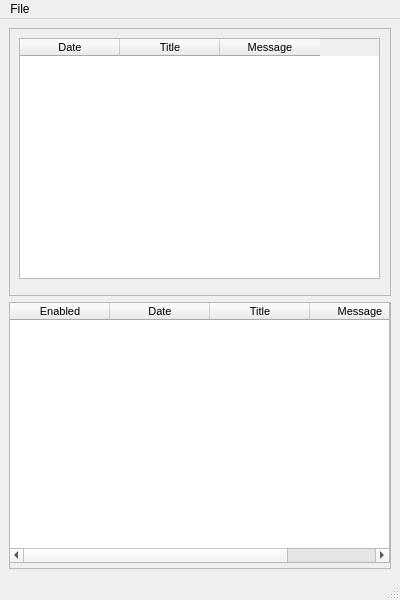
Qt form ui/FluidNexusDesktop.ui (zeitkunst/FluidNexus) before a commit.
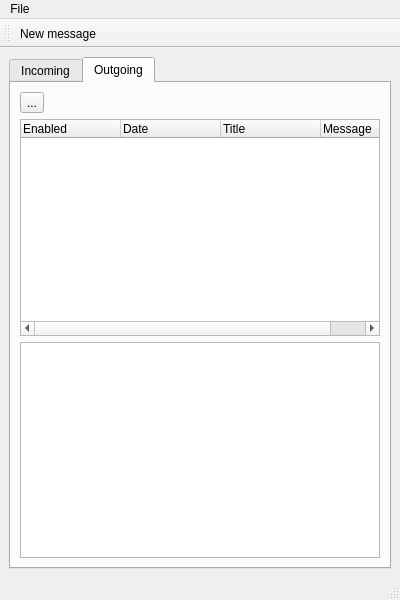
The same form after that commit. The open tabs and pages were chosen to show the change.

Commit message: -- basic working fluid nexus desktop edition!

```diff
--- a/ui/FluidNexusDesktop.ui
+++ b/ui/FluidNexusDesktop.ui
@@ -16,27 +16,28 @@
   <widget class="QWidget" name="centralwidget">
    <layout class="QVBoxLayout" name="verticalLayout_3">
     <item>
-     <widget class="QFrame" name="frame">
-      <property name="frameShape">
-       <enum>QFrame::StyledPanel</enum>
-      </property>
-      <property name="frameShadow">
-       <enum>QFrame::Raised</enum>
-      </property>
-      <widget class="QTableWidget" name="incomingTable">
-       <property name="geometry">
-        <rect>
-         <x>10</x>
-         <y>10</y>
-         <width>361</width>
-         <height>241</height>
-        </rect>
-       </property>
-       <property name="font">
-        <font>
-         <pointsize>8</pointsize>
-        </font>
-       </property>
+     <layout class="QGridLayout" name="gridLayout">
+      <item row="0" column="0">
+       <widget class="QTabWidget" name="tabWidget">
+        <property name="currentIndex">
+         <number>0</number>
+        </property>
+        <widget class="QWidget" name="incomingTab">
+         <attribute name="title">
+          <string>Incoming</string>
+         </attribute>
+         <layout class="QVBoxLayout" name="verticalLayout">
+          <item>
+           <layout class="QGridLayout" name="gridLayout_2">
+            <item row="1" column="0">
+             <widget class="QPlainTextEdit" name="incomingMessageText">
+              <property name="readOnly">
+               <bool>true</bool>
+              </property>
+             </widget>
+            </item>
+            <item row="0" column="0">
+             <widget class="QTreeWidget" name="incomingMessagesList">
        <column>
         <property name="text">
          <string>Date</string>
@@ -53,30 +54,51 @@
         </property>
        </column>
       </widget>
-     </widget>
-    </item>
+            </item>
+           </layout>
+          </item>
+         </layout>
+        </widget>
+        <widget class="QWidget" name="outgoingTab">
+         <attribute name="title">
+          <string>Outgoing</string>
+         </attribute>
+         <layout class="QVBoxLayout" name="verticalLayout_2">
+          <item>
+           <layout class="QGridLayout" name="gridLayout_3">
+            <item row="3" column="0">
+             <widget class="QPlainTextEdit" name="plainTextEdit_2">
+              <property name="readOnly">
+               <bool>true</bool>
+              </property>
+             </widget>
+            </item>
+            <item row="0" column="0">
+             <layout class="QHBoxLayout" name="horizontalLayout_3">
     <item>
-     <widget class="QFrame" name="frame_2">
-      <property name="frameShape">
-       <enum>QFrame::StyledPanel</enum>
-      </property>
-      <property name="frameShadow">
-       <enum>QFrame::Raised</enum>
-      </property>
-      <widget class="QTableWidget" name="outgoingTable">
-       <property name="geometry">
-        <rect>
-         <x>0</x>
-         <y>0</y>
-         <width>381</width>
-         <height>261</height>
-        </rect>
-       </property>
-       <property name="font">
-        <font>
-         <pointsize>8</pointsize>
-        </font>
-       </property>
+               <widget class="QToolButton" name="toolButton">
+                <property name="text">
+                 <string>...</string>
+                </property>
+               </widget>
+              </item>
+              <item>
+               <spacer name="horizontalSpacer">
+                <property name="orientation">
+                 <enum>Qt::Horizontal</enum>
+                </property>
+                <property name="sizeHint" stdset="0">
+                 <size>
+                  <width>40</width>
+                  <height>20</height>
+                 </size>
+                </property>
+               </spacer>
+              </item>
+             </layout>
+            </item>
+            <item row="1" column="0">
+             <widget class="QTreeWidget" name="outgoingMessagesList">
        <column>
         <property name="text">
          <string>Enabled</string>
@@ -98,7 +120,14 @@
         </property>
        </column>
       </widget>
-     </widget>
+            </item>
+           </layout>
+          </item>
+         </layout>
+        </widget>
+       </widget>
+      </item>
+     </layout>
     </item>
    </layout>
   </widget>
@@ -120,7 +149,19 @@
    <addaction name="menuFile"/>
   </widget>
   <widget class="QStatusBar" name="statusbar"/>
-  <action name="actionNew_message">
+  <widget class="QToolBar" name="toolBar">
+   <property name="windowTitle">
+    <string>toolBar</string>
+   </property>
+   <attribute name="toolBarArea">
+    <enum>TopToolBarArea</enum>
+   </attribute>
+   <attribute name="toolBarBreak">
+    <bool>false</bool>
+   </attribute>
+   <addaction name="actionNewMessage"/>
+  </widget>
+  <action name="actionNewMessage">
    <property name="text">
     <string>New message</string>
    </property>
```
Left out of the diff: 27 changed lines with no effect on the pictures. Lines whose indentation alone changed are shown as unchanged. The commit also changes 1 other file.
